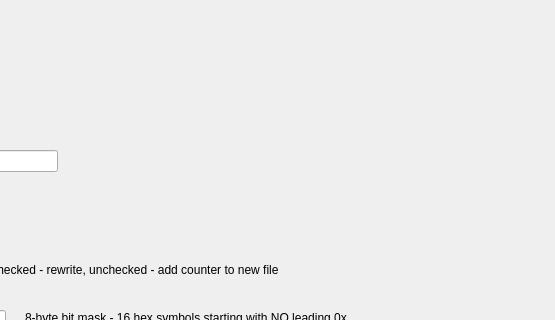
Qt form mainwindow.ui (sltrs1/colibri_file_proc) before a commit; both pictures show x 245 to 800 and y 0 to 320 of the 800 by 600 pixel window.
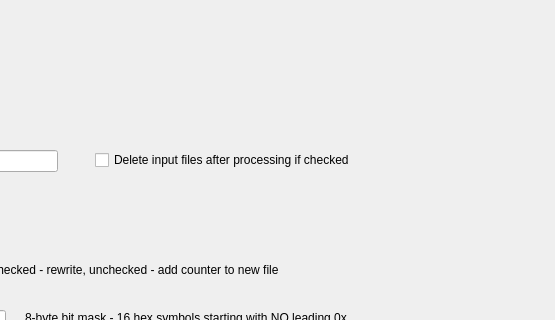
The same form after that commit.

Commit message: Add some missing feature

Patch:
```diff
--- a/mainwindow.ui
+++ b/mainwindow.ui
@@ -179,6 +179,19 @@
      <string>Check this box of you want the app run processing by timer</string>
     </property>
    </widget>
+   <widget class="QCheckBox" name="checkBoxDelete">
+    <property name="geometry">
+     <rect>
+      <x>340</x>
+      <y>150</y>
+      <width>291</width>
+      <height>20</height>
+     </rect>
+    </property>
+    <property name="text">
+     <string>Delete input files after processing if checked</string>
+    </property>
+   </widget>
   </widget>
   <widget class="QMenuBar" name="menubar">
    <property name="geometry">
```
The commit also changes 2 other files.
